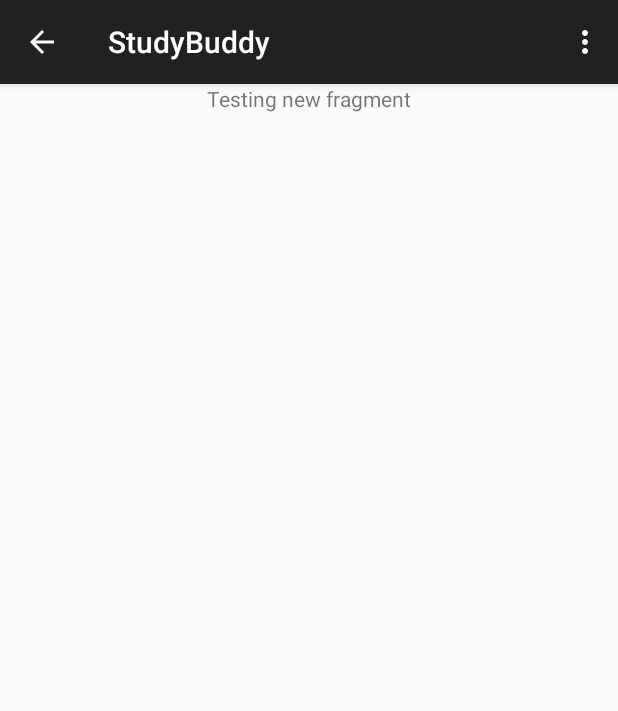
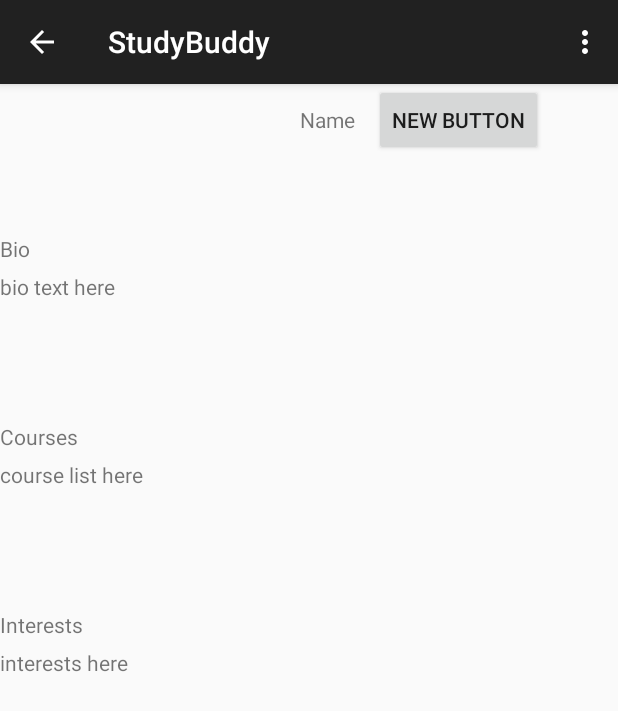
Before and after one commit to MonoAlpaca/StudyBuddy, an Android app: the screen it shows after launch (MainActivity), in the options menu, after a tap on "Settings", on a phone screen of 412 x 824 dp. Shown: the top 711 px of the screen. Run offline under Robolectric (Android 15) with nearby library versions, the phone set to English and light mode, and no system bars; 2 statements that could not run were skipped.

Commit message:
Added Profile
And stuff

```diff
--- a/Client/StudyBuddy/app/src/main/AndroidManifest.xml
+++ b/Client/StudyBuddy/app/src/main/AndroidManifest.xml
@@ -20,6 +20,11 @@
             android:name=".Settings"
             android:label="@string/title_section4" >
         </activity>
+        <activity
+            android:name=".Courses"
+            android:label="Courses" >
+        </activity>
+
 
     </application>
 
--- /dev/null
+++ b/Client/StudyBuddy/app/src/main/java/com/team18/studybuddy/studybuddy/Courses.java
@@ -0,0 +1,24 @@
+package com.team18.studybuddy.studybuddy;
+
+import android.app.Activity;
+import android.os.Bundle;
+import android.view.LayoutInflater;
+import android.view.View;
+import android.view.ViewGroup;
+
+/**
+ * Created by Zeb on 10/15/2015.
+ */
+public class Courses extends Activity {
+
+    /**
+     * Returns a new instance of this fragment for the given section
+     * number.
+     */
+
+    protected void onCreate(Bundle b) {
+        super.onCreate(b);
+        setContentView(R.layout.activity_courses);
+    }
+
+}
--- a/Client/StudyBuddy/app/src/main/java/com/team18/studybuddy/studybuddy/MainActivity.java
+++ b/Client/StudyBuddy/app/src/main/java/com/team18/studybuddy/studybuddy/MainActivity.java
@@ -6,18 +6,13 @@ import android.support.v7.app.ActionBarActivity;
 import android.support.v7.app.ActionBar;
 import android.support.v4.app.Fragment;
 import android.support.v4.app.FragmentManager;
-import android.content.Context;
-import android.os.Build;
 import android.os.Bundle;
-import android.view.Gravity;
 import android.view.LayoutInflater;
 import android.view.Menu;
 import android.view.MenuItem;
 import android.view.View;
 import android.view.ViewGroup;
 import android.support.v4.widget.DrawerLayout;
-import android.widget.ArrayAdapter;
-import android.widget.TextView;
 
 
 public class MainActivity extends ActionBarActivity
@@ -55,11 +50,15 @@ public class MainActivity extends ActionBarActivity
         switch(position){
             case 0:
                 fragmentManager.beginTransaction()
-                        .replace(R.id.container, PlaceholderFragment.newInstance(position + 1))
+                        .replace(R.id.container, ProfileFrag.newInstance(position + 1))
                         .commit();
                 break;
+            case 1:
+                Intent c = new Intent(MainActivity.this, Courses.class);
+                startActivity(c);
+                break;
             case 3:
-                Intent i =  new Intent(MainActivity.this, Settings.class);
+                Intent i = new Intent(MainActivity.this, Settings.class);
                 startActivity(i);
                 break;
 /*            case 4:
@@ -77,6 +76,11 @@ public class MainActivity extends ActionBarActivity
                 .replace(R.id.container, PlaceholderFragment.newInstance(position + 1))
                 .commit();
 
+    }
+
+    public void switchToClasses(View view){
+        Intent j = new Intent(this, Courses.class);
+        startActivity(j);
     }
 
     public void onSectionAttached(int number) {
--- /dev/null
+++ b/Client/StudyBuddy/app/src/main/java/com/team18/studybuddy/studybuddy/ProfileFrag.java
@@ -0,0 +1,53 @@
+package com.team18.studybuddy.studybuddy;
+
+import android.app.Activity;
+import android.os.Bundle;
+import android.support.v4.app.Fragment;
+import android.view.LayoutInflater;
+import android.view.View;
+import android.view.ViewGroup;
+import android.widget.Button;
+
+/**
+ * Created by Zeb on 10/15/2015.
+ */
+public class ProfileFrag extends Fragment implements View.OnClickListener {
+
+    private static final String ARG_SECTION_NUMBER = "section_number";
+    private Button courses;
+
+    /**
+     * Returns a new instance of this fragment for the given section
+     * number.
+     */
+    public static ProfileFrag newInstance(int sectionNumber) {
+        ProfileFrag fragment = new ProfileFrag();
+        Bundle args = new Bundle();
+        args.putInt(ARG_SECTION_NUMBER, sectionNumber);
+        fragment.setArguments(args);
+        return fragment;
+    }
+
+    @Override
+    public View onCreateView(LayoutInflater inflater, ViewGroup container,
+                             Bundle savedInstanceState) {
+        View rootView;
+        rootView = inflater.inflate(R.layout.fragment_profile, container, false);
+
+        return rootView;
+    }
+
+    public void onClick(View view) {
+        if (view == courses) {
+
+        }
+    }
+
+    @Override
+    public void onAttach(Activity activity) {
+        super.onAttach(activity);
+        ((MainActivity) activity).onSectionAttached(
+                getArguments().getInt(ARG_SECTION_NUMBER));
+    }
+
+}
--- a/Client/StudyBuddy/app/src/main/res/layout/fragment_profile.xml
+++ b/Client/StudyBuddy/app/src/main/res/layout/fragment_profile.xml
@@ -1,17 +1,79 @@
 <?xml version="1.0" encoding="utf-8"?>
-<LinearLayout xmlns:android="http://schemas.android.com/apk/res/android"
-    android:orientation="vertical" android:layout_width="match_parent"
-    android:layout_height="match_parent">
+<GridLayout xmlns:android="http://schemas.android.com/apk/res/android"
+    android:layout_width="match_parent"
+    android:layout_height="match_parent"
+    android:weightSum="1">
 
-    <FrameLayout
-        android:layout_width="match_parent"
+    <ImageView
+        android:layout_width="100dp"
+        android:layout_height="100dp"
+        android:id="@+id/imageView"
+        android:layout_row="0"
+        android:layout_column="0"
+        android:layout_columnSpan="1" />
+
+    <Button
+        android:layout_width="wrap_content"
         android:layout_height="wrap_content"
-        android:layout_gravity="center_horizontal"></FrameLayout>
+        android:text="New Button"
+        android:id="@+id/button2"
+        android:onClick="switchToClasses"
+        android:layout_gravity="center_horizontal" />
 
     <TextView
-        android:layout_width="wrap_content"
-        android:layout_height="wrap_content"
-        android:text="Testing new fragment"
+        android:layout_width="100dp"
+        android:layout_height="35dp"
+        android:text="Name"
+        android:id="@+id/textView"
+        android:layout_row="0"
+        android:layout_column="1" />
+
+    <TextView
+        android:layout_width="200dp"
+        android:layout_height="25dp"
+        android:text="Bio"
         android:id="@+id/textView2"
-        android:layout_gravity="center_horizontal" />
-</LinearLayout>
+        android:layout_row="1"
+        android:layout_column="0" />
+
+    <TextView
+        android:layout_width="200dp"
+        android:layout_height="100dp"
+        android:text="bio text here"
+        android:id="@+id/textView3"
+        android:layout_row="2"
+        android:layout_column="0" />
+
+    <TextView
+        android:layout_width="200dp"
+        android:layout_height="25dp"
+        android:text="Courses"
+        android:id="@+id/textView4"
+        android:layout_row="3"
+        android:layout_column="0" />
+
+    <TextView
+        android:layout_width="200dp"
+        android:layout_height="100dp"
+        android:text="course list here"
+        android:id="@+id/textView5"
+        android:layout_row="4"
+        android:layout_column="0" />
+
+    <TextView
+        android:layout_width="200dp"
+        android:layout_height="25dp"
+        android:text="Interests"
+        android:id="@+id/textView6"
+        android:layout_row="5"
+        android:layout_column="0" />
+
+    <TextView
+        android:layout_width="200dp"
+        android:layout_height="100dp"
+        android:text="interests here"
+        android:id="@+id/textView7"
+        android:layout_row="6"
+        android:layout_column="0" />
+
+</GridLayout>
```
Also changed, not shown: Client/StudyBuddy/app/src/main/java/com/team18/studybuddy/studybuddy/EditPictureFrag.java (added, +45 -0 lines), Client/StudyBuddy/app/src/main/res/layout/activity_courses.xml (added, +11 -0 lines), Client/StudyBuddy/app/src/main/res/layout/fragment_editpicture.xml (added, +31 -0 lines), 7 other files.
